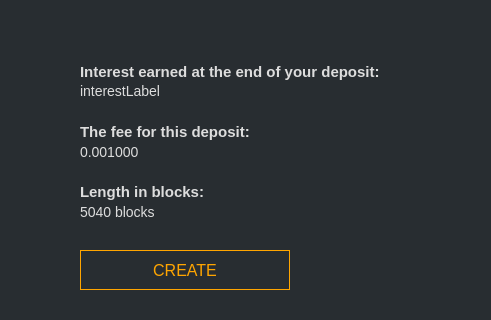
This is src/gui/ui/depositsframe.ui in ConcealNetwork/conceal-desktop as Qt 5 draws it before an edit; both pictures show x 410 to 901 and y 380 to 700 of the 1270 by 700 pixel window. The edited form follows.
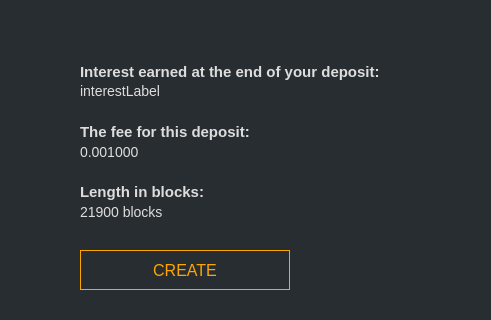
This is the edited form. Icons and pictures are not drawn.

```diff
--- a/src/gui/ui/depositsframe.ui
+++ b/src/gui/ui/depositsframe.ui
@@ -358,7 +358,7 @@
         <string notr="true">color: #ddd; font-size: 14px;</string>
        </property>
        <property name="text">
-        <string>5040 blocks</string>
+        <string>21900 blocks</string>
        </property>
        <property name="alignment">
         <set>Qt::AlignLeading|Qt::AlignLeft|Qt::AlignVCenter</set>
```
Left out of the diff: 2 changed lines with no effect on the pictures.
